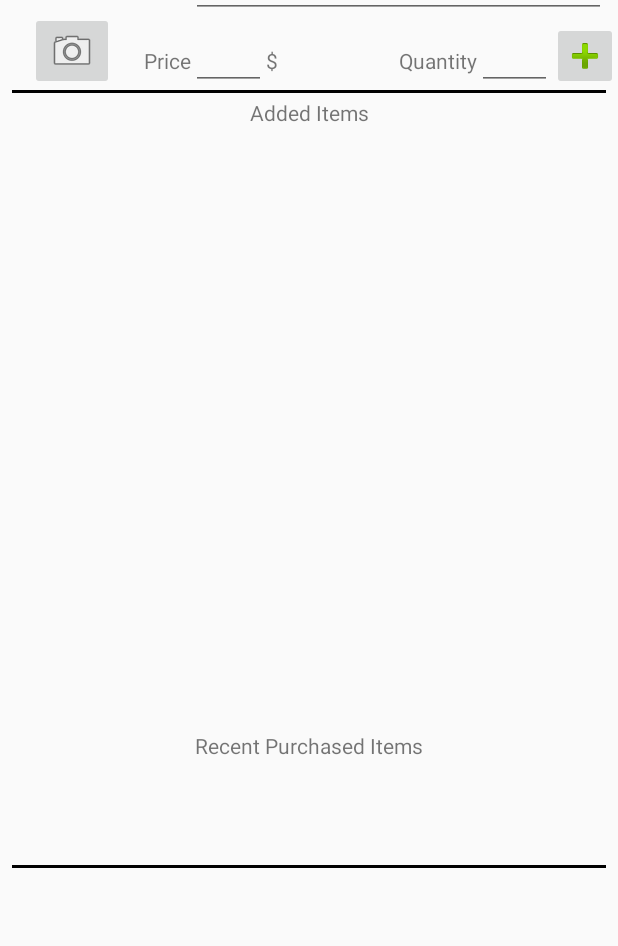
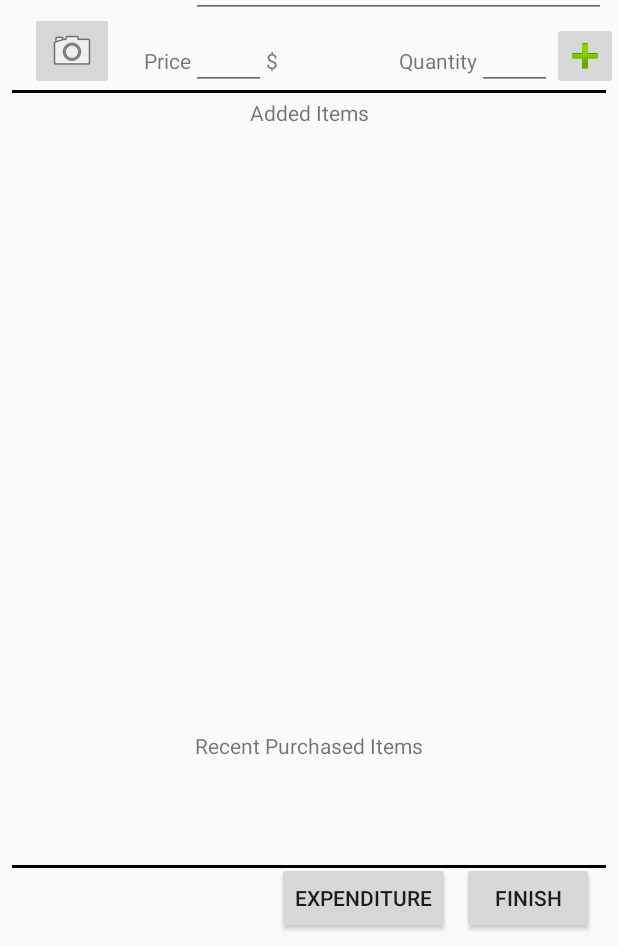
Before and after one commit to ShengmaoLI/ShoppingList_Utas_KIT607_Assignment2, an Android app: the AddItemActivity screen opened directly, with no data from a screen before it, on a phone screen of 412 x 824 dp, the part 290-1236 px from its top. Run offline under Robolectric (Android 15) with nearby library versions, the phone set to English and light mode, and no system bars; libraries missing offline, so code that uses them is left out: org.litepal.crud; 1 statement that could not run was skipped.

```diff
--- a/app/src/main/java/assignment2/sli18/utas/edu/au/lsmshopping/Adapters/PurchasedListAdapter.java
+++ b/app/src/main/java/assignment2/sli18/utas/edu/au/lsmshopping/Adapters/PurchasedListAdapter.java
@@ -1,16 +1,53 @@
-//package assignment2.sli18.utas.edu.au.lsmshopping.Adapters;
-//
-//import android.support.v7.widget.RecyclerView;
-//
-//import java.util.List;
-//
-//import Entity.ShoppingItem;
-//
-//public class PurchasedListAdapter extends RecyclerView.Adapter<> {
-//    private List<ShoppingItem> mShoppingItems;
-//    static class ViewHolder extends RecyclerView.ViewHolder{
-//        public ViewHolder(View view){
-//
-//        }
-//    }
-//}
+package assignment2.sli18.utas.edu.au.lsmshopping.Adapters;
+
+import android.support.annotation.NonNull;
+import android.support.v7.widget.RecyclerView;
+import android.view.LayoutInflater;
+import android.view.View;
+import android.view.ViewGroup;
+import android.widget.ImageView;
+import android.widget.TextView;
+
+import java.util.List;
+
+import Entity.ShoppingItem;
+import assignment2.sli18.utas.edu.au.lsmshopping.R;
+
+public class PurchasedListAdapter extends RecyclerView.Adapter<PurchasedListAdapter.ViewHolder> {
+    private List<ShoppingItem> mShoppingItems;
+
+    public PurchasedListAdapter(List<ShoppingItem> shoppingItems){
+        mShoppingItems = shoppingItems;
+    }
+
+    @NonNull
+    @Override
+    public ViewHolder onCreateViewHolder(@NonNull ViewGroup parent, int viewType) {
+        final View view = LayoutInflater.from(parent.getContext())
+                .inflate(R.layout.purchased_list_item,parent,false);
+        final ViewHolder holder = new ViewHolder(view);
+        return holder;
+    }
+
+    @Override
+    public void onBindViewHolder(@NonNull ViewHolder holder, int position) {
+        ShoppingItem shoppingItem = mShoppingItems.get(position);
+        holder.purchasedItemText.setText(shoppingItem.getName());
+    }
+
+    @Override
+    public int getItemCount() {
+        return mShoppingItems.size();
+    }
+
+    static class ViewHolder extends RecyclerView.ViewHolder {
+        ImageView purchasedItemImg;
+        TextView purchasedItemText;
+        public ViewHolder(View view) {
+            super(view);
+            purchasedItemImg = view.findViewById(R.id.purchased_list_item_img);
+            purchasedItemText = view.findViewById(R.id.purchased_list_item_name);
+        }
+    }
+
+}
--- a/app/src/main/java/assignment2/sli18/utas/edu/au/lsmshopping/AddItemActivity.java
+++ b/app/src/main/java/assignment2/sli18/utas/edu/au/lsmshopping/AddItemActivity.java
@@ -6,8 +6,11 @@ import android.support.design.widget.TextInputEditText;
 import android.support.v7.app.ActionBar;
 import android.support.v7.app.AppCompatActivity;
 import android.os.Bundle;
+import android.support.v7.widget.LinearLayoutManager;
+import android.support.v7.widget.RecyclerView;
 import android.util.Log;
 import android.view.View;
+import android.widget.Button;
 import android.widget.EditText;
 import android.widget.ImageButton;
 import android.widget.TextView;
@@ -15,23 +18,38 @@ import android.widget.Toast;
 
 import org.litepal.crud.DataSupport;
 
+import java.util.ArrayList;
 import java.util.List;
 
 import Controller.DBUtility;
 import Entity.ShoppingItem;
+import assignment2.sli18.utas.edu.au.lsmshopping.Adapters.PurchasedListAdapter;
 
 public class AddItemActivity extends AppCompatActivity {
 
     private static final String TAG = "AddItemActivity";
+    private static PurchasedListAdapter purchasedListAdapter;
+    //
+    private List<ShoppingItem> purchasedList =
+            DataSupport.where("purchased = ?", "true").find(ShoppingItem.class);
+
     @Override
     protected void onCreate(Bundle savedInstanceState) {
         super.onCreate(savedInstanceState);
         setContentView(R.layout.activity_add_item);
+
+        //remove initial title layout
         ActionBar actionBar = getSupportActionBar();
-        if (actionBar != null){
+        if (actionBar != null) {
             actionBar.hide();
         }
+
+        /*
+        * The section of editing
+        * The first section in this activity
+        * */
         //get each views
+
         final EditText editName = findViewById(R.id.nameEdit);
         final EditText editTag = findViewById(R.id.tagEdit);
         final EditText editComment = findViewById(R.id.commentEdit);
@@ -42,7 +60,7 @@ public class AddItemActivity extends AppCompatActivity {
 
         //get data test
         final Integer itemId = getIntent().getIntExtra("itemId", -1);
-        if (itemId != -1){
+        if (itemId != -1) {
             ShoppingItem shoppingItem = DataSupport.find(ShoppingItem.class, itemId);
             editName.setText(shoppingItem.getName());
             editTag.setText(shoppingItem.getTag());
@@ -55,22 +73,22 @@ public class AddItemActivity extends AppCompatActivity {
         submitImgBtn.setOnClickListener(new View.OnClickListener() {
             @Override
             public void onClick(View v) {
-                if (itemId != -1){
+                if (itemId != -1) {
                     ShoppingItem shoppingItem = DataSupport.find(ShoppingItem.class, itemId);
                     shoppingItem.setName(editName.getText().toString());
                     shoppingItem.setTag(editTag.getText().toString());
                     shoppingItem.setCommend(editComment.getText().toString());
                     shoppingItem.setPrice(Double.parseDouble(editPrice.getText().toString()));
                     shoppingItem.setQuantity(Integer.parseInt(editQuantity.getText().toString()));
-                    if (!shoppingItem.getName().equals("")){
+                    if (!shoppingItem.getName().equals("")) {
                         shoppingItem.save();
                         MainActivity.itemDetailAdapter.notifyDataSetChanged();
-                        Toast.makeText(AddItemActivity.this,"Edit Item Successfully!",Toast.LENGTH_SHORT).show();
-                    }else {
-                        Toast.makeText(AddItemActivity.this,"Editing Item failed! \n"
-                                + "at least type a name!",Toast.LENGTH_SHORT).show();
+                        Toast.makeText(AddItemActivity.this, "Edit Item Successfully!", Toast.LENGTH_SHORT).show();
+                    } else {
+                        Toast.makeText(AddItemActivity.this, "Editing Item failed! \n"
+                                + "at least type a name!", Toast.LENGTH_SHORT).show();
                     }
-                }else {
+                } else {
                     Double price = !editPrice.getText().toString().equals("") ? Double.parseDouble(editPrice.getText().toString()) : 0;
                     Integer quantity = !editQuantity.getText().toString().equals("") ? Integer.parseInt(editQuantity.getText().toString()) : 0;
                     ShoppingItem shoppingItem = new ShoppingItem();
@@ -79,13 +97,13 @@ public class AddItemActivity extends AppCompatActivity {
                     shoppingItem.setCommend(editComment.getText().toString());
                     shoppingItem.setPrice(price);
                     shoppingItem.setQuantity(quantity);
-                    if (!shoppingItem.getName().equals("")){
+                    if (!shoppingItem.getName().equals("")) {
                         shoppingItem.save();
                         MainActivity.itemDetailAdapter.notifyDataSetChanged();
-                        Toast.makeText(AddItemActivity.this,"Add Item Successfully!",Toast.LENGTH_SHORT).show();
-                    }else {
-                        Toast.makeText(AddItemActivity.this,"Adding Item failed! \n"
-                                + "at least type a name!",Toast.LENGTH_SHORT).show();
+                        Toast.makeText(AddItemActivity.this, "Add Item Successfully!", Toast.LENGTH_SHORT).show();
+                    } else {
+                        Toast.makeText(AddItemActivity.this, "Adding Item failed! \n"
+                                + "at least type a name!", Toast.LENGTH_SHORT).show();
                     }
 
                 }
@@ -93,5 +111,28 @@ public class AddItemActivity extends AppCompatActivity {
         });
 
 
+        /*
+        * Purchased List View
+        *
+        * */
+        final RecyclerView purchasedRecyclerView = (RecyclerView) findViewById(R.id.purchased_recyclerView);
+        LinearLayoutManager purchasedListLayoutManager =new LinearLayoutManager(this);
+        purchasedRecyclerView.setLayoutManager(purchasedListLayoutManager);
+        purchasedListAdapter = new PurchasedListAdapter(purchasedList);
+        purchasedRecyclerView.setAdapter(purchasedListAdapter);
+
+        //test whether find data for purchasedList
+        Button button = findViewById(R.id.purchased_btn_finish);
+        button.setOnClickListener(new View.OnClickListener() {
+            @Override
+            public void onClick(View v) {
+                String test = "";
+                for (ShoppingItem s : purchasedList){
+                    test += s.getName() + "\n" + Boolean.toString(s.isPurchased());
+                }
+                Toast.makeText(AddItemActivity.this,test, Toast.LENGTH_LONG).show();
+            }
+        });
+
     }
 }
--- a/app/src/main/res/layout/activity_add_item.xml
+++ b/app/src/main/res/layout/activity_add_item.xml
@@ -231,7 +231,7 @@
         app:layout_constraintStart_toStartOf="parent" />
 
     <android.support.v7.widget.RecyclerView
-        android:id="@+id/recyclerView3"
+        android:id="@+id/purchased_recyclerView"
         android:layout_width="368dp"
         android:layout_height="61dp"
         android:layout_marginBottom="3dp"
@@ -245,5 +245,29 @@
         app:layout_constraintStart_toStartOf="parent"
         app:layout_constraintTop_toBottomOf="@+id/textView6" />
 
+    <Button
+        android:id="@+id/purchased_btn_finish"
+        android:layout_width="wrap_content"
+        android:layout_height="wrap_content"
+        android:layout_marginBottom="8dp"
+        android:layout_marginEnd="16dp"
+        android:layout_marginRight="16dp"
+        android:layout_marginTop="8dp"
+        android:text="@string/Finish_Btn"
+        app:layout_constraintBottom_toBottomOf="parent"
+        app:layout_constraintEnd_toEndOf="parent"
+        app:layout_constraintTop_toBottomOf="@+id/recyclerView3" />
+
+    <Button
+        android:id="@+id/button2"
+        android:layout_width="wrap_content"
+        android:layout_height="wrap_content"
+        android:layout_marginEnd="8dp"
+        android:layout_marginRight="8dp"
+        android:text="@string/Expenditure"
+        app:layout_constraintBottom_toBottomOf="@+id/purchased_btn_finish"
+        app:layout_constraintEnd_toStartOf="@+id/purchased_btn_finish"
+        app:layout_constraintTop_toTopOf="@+id/purchased_btn_finish" />
+
 
 </android.support.constraint.ConstraintLayout>
--- a/app/src/main/res/values/strings.xml
+++ b/app/src/main/res/values/strings.xml
@@ -16,4 +16,5 @@
     <string name="Added_Items">Added Items</string>
     <string name="Expenditure">Expenditure</string>
     <string name="Finish">Finish</string>
+    <string name="Finish_Btn">Finish</string>
 </resources>
```
Also changed, not shown: app/src/main/java/assignment2/sli18/utas/edu/au/lsmshopping/Adapters/ItemDetailAdapter.java (+37 -16 lines), app/src/main/java/assignment2/sli18/utas/edu/au/lsmshopping/MainActivity.java (+9 -8 lines), app/src/main/res/layout/purchased_list_item.xml (added, +33 -0 lines).
